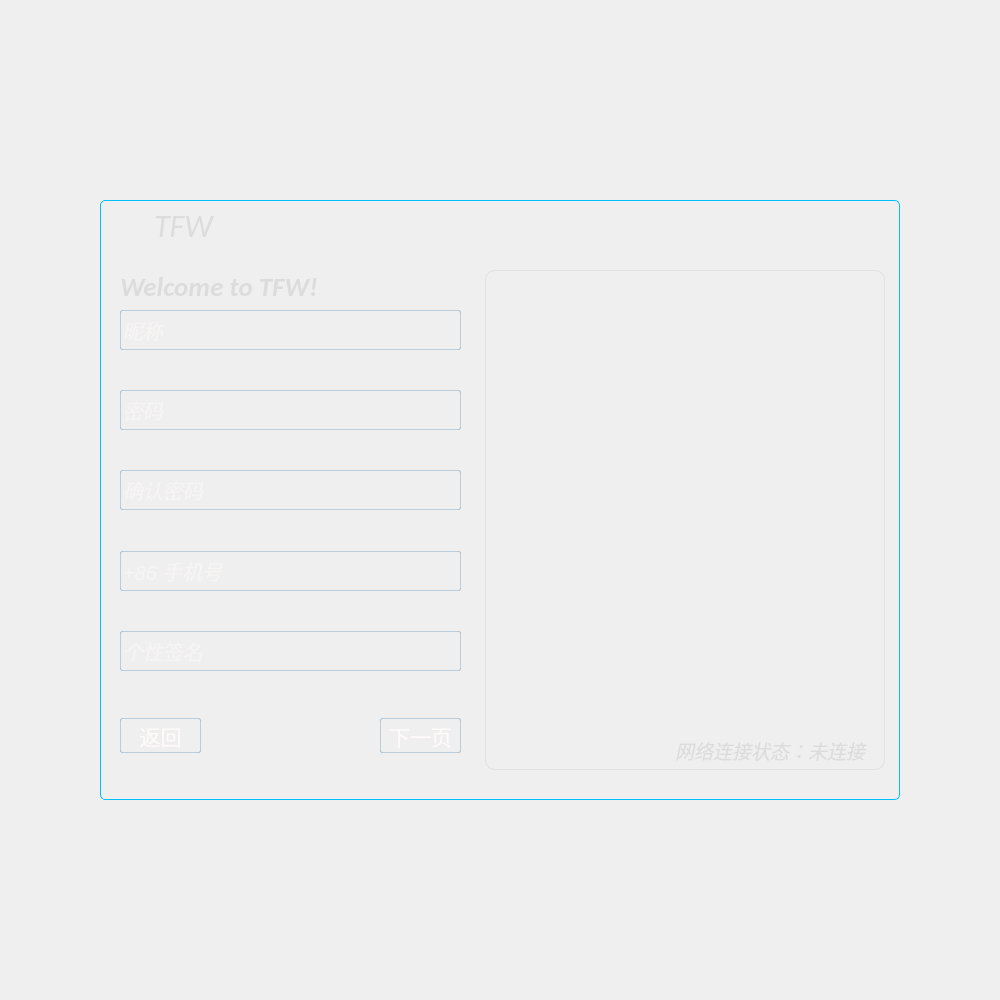
Above: TIM/widget.ui from Sunlx5522/TFW_PROJECT before the change. Below: the same form after it.
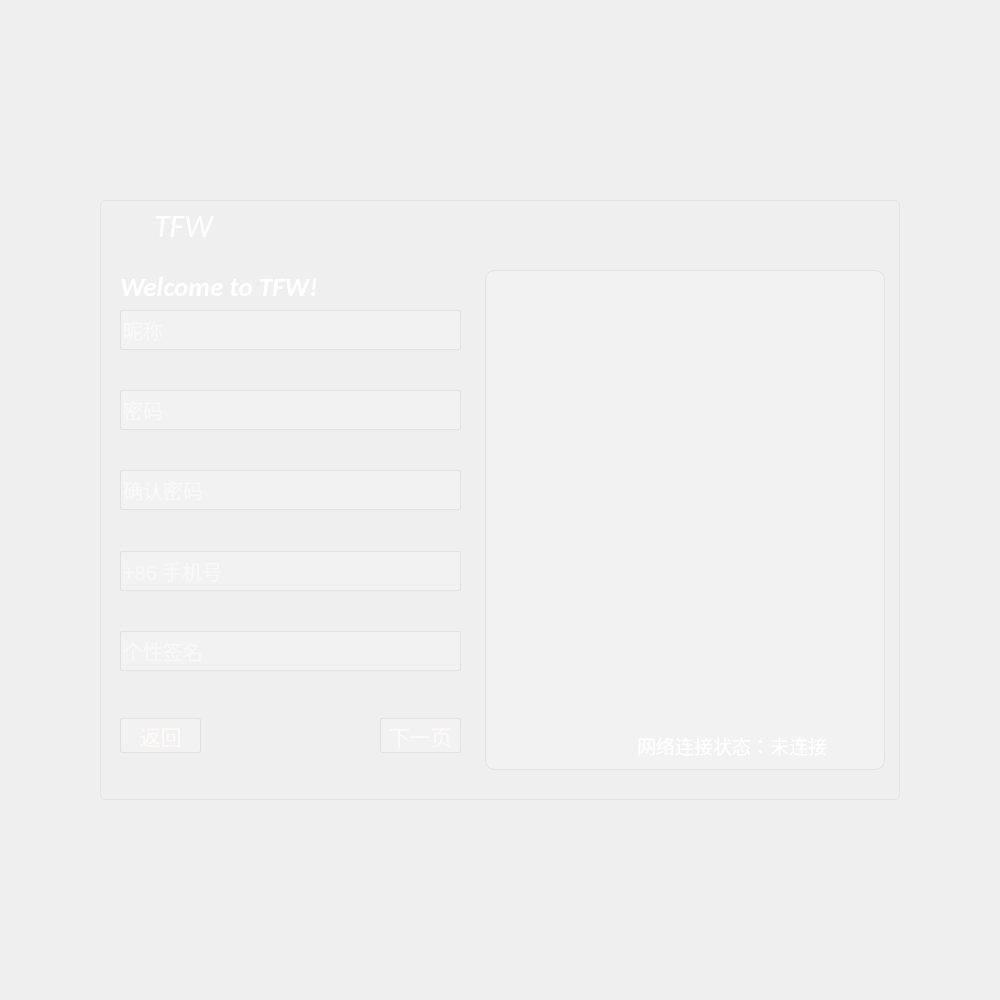
That is the form after the change. The open tabs and pages were chosen to show the change. Icons and pictures are not drawn.

```diff
--- a/TIM/widget.ui
+++ b/TIM/widget.ui
@@ -46,13 +46,18 @@
        <height>600</height>
       </size>
      </property>
+     <property name="font">
+      <font>
+       <italic>false</italic>
+      </font>
+     </property>
      <property name="styleSheet">
       <string notr="true">QFrame#frame{
 /*frame是整个widget里面的容器，用于放置控件 整体拖动*/
 /*背景图片*/
 background-image: url(:/new/prefix1/loginBackgrounf.png);
 /*边缘圆角半径设置*/
-border: 1px solid rgba(0,191,255, 255);
+border: 1px solid rgba(220,220,220, 200);
 border-radius:5px; 
 }
 
@@ -72,42 +77,13 @@
      <widget class="QWidget" name="horizontalLayoutWidget_4">
       <property name="geometry">
        <rect>
-        <x>700</x>
+        <x>720</x>
         <y>0</y>
-        <width>101</width>
+        <width>81</width>
         <height>31</height>
        </rect>
       </property>
       <layout class="QHBoxLayout" name="horizontalLayout_5">
-       <item>
-        <widget class="QLabel" name="setting">
-         <property name="minimumSize">
-          <size>
-           <width>28</width>
-           <height>28</height>
-          </size>
-         </property>
-         <property name="maximumSize">
-          <size>
-           <width>28</width>
-           <height>28</height>
-          </size>
-         </property>
-         <property name="cursor">
-          <cursorShape>PointingHandCursor</cursorShape>
-         </property>
-         <property name="styleSheet">
-          <string notr="true">/*设置按钮*/
-</string>
-         </property>
-         <property name="text">
-          <string/>
-         </property>
-         <property name="pixmap">
-          <pixmap resource="SourceFile.qrc">:/new/prefix1/ssetting.png</pixmap>
-         </property>
-        </widget>
-       </item>
        <item>
         <widget class="QLabel" name="mim">
          <property name="minimumSize">
@@ -215,7 +191,7 @@
          </property>
          <property name="styleSheet">
           <string notr="true">/*产品名称*/
-color:#DCDCDC;/*设置字体颜色*/</string>
+color:#FFFFFF;/*设置字体颜色*/</string>
          </property>
          <property name="text">
           <string>TFW</string>
@@ -251,7 +227,8 @@
          <property name="styleSheet">
           <string notr="true">/*放置gif 的widget窗口*/
 QWidget#widget{
-background-image: url(:/new/prefix1/introduction.png);/*设置背景图片*/
+/*background-image: url(:/new/prefix1/introduction.png);/*设置背景图片*/
+background-color:rgba(255,255,255, 50);/*背景颜色设置*/ 
 border-radius:10px;/*设置圆角半径*/
 border-style:outset;/*设置边框*/
 border: 1px solid rgba(220,220,220, 200);
@@ -286,48 +263,83 @@
            <string/>
           </property>
          </widget>
-         <widget class="QLabel" name="netWorkStation">
+         <widget class="QWidget" name="horizontalLayoutWidget_8">
           <property name="geometry">
            <rect>
-            <x>190</x>
-            <y>470</y>
-            <width>200</width>
-            <height>21</height>
+            <x>150</x>
+            <y>460</y>
+            <width>241</width>
+            <height>31</height>
            </rect>
           </property>
-          <property name="minimumSize">
-           <size>
-            <width>200</width>
-            <height>21</height>
-           </size>
-          </property>
-          <property name="maximumSize">
-           <size>
-            <width>200</width>
-            <height>21</height>
-           </size>
-          </property>
-          <property name="font">
-           <font>
-            <family>微软雅黑</family>
-            <pointsize>14</pointsize>
-            <italic>true</italic>
-            <strikeout>false</strikeout>
-           </font>
-          </property>
-          <property name="cursor">
-           <cursorShape>PointingHandCursor</cursorShape>
-          </property>
-          <property name="autoFillBackground">
-           <bool>false</bool>
-          </property>
-          <property name="styleSheet">
-           <string notr="true">/*qlable 自定义点击按钮 找回密码*/
-color:#DCDCDC;/*设置字体颜色 以备不时之需*/</string>
-          </property>
-          <property name="text">
-           <string>网络连接状态：未连接</string>
-          </property>
+          <layout class="QHBoxLayout" name="horizontalLayout_9">
+           <item>
+            <widget class="QLabel" name="netWorkStation">
+             <property name="minimumSize">
+              <size>
+               <width>200</width>
+               <height>21</height>
+              </size>
+             </property>
+             <property name="maximumSize">
+              <size>
+               <width>200</width>
+               <height>21</height>
+              </size>
+             </property>
+             <property name="font">
+              <font>
+               <family>微软雅黑</family>
+               <pointsize>14</pointsize>
+               <italic>false</italic>
+               <strikeout>false</strikeout>
+              </font>
+             </property>
+             <property name="cursor">
+              <cursorShape>PointingHandCursor</cursorShape>
+             </property>
+             <property name="autoFillBackground">
+              <bool>false</bool>
+             </property>
+             <property name="styleSheet">
+              <string notr="true">/*qlable 自定义点击按钮 找回密码*/
+color:#FFFFFF;/*设置字体颜色 以备不时之需*/</string>
+             </property>
+             <property name="text">
+              <string>网络连接状态：未连接</string>
+             </property>
+            </widget>
+           </item>
+           <item>
+            <widget class="QLabel" name="setting">
+             <property name="minimumSize">
+              <size>
+               <width>28</width>
+               <height>28</height>
+              </size>
+             </property>
+             <property name="maximumSize">
+              <size>
+               <width>28</width>
+               <height>28</height>
+              </size>
+             </property>
+             <property name="cursor">
+              <cursorShape>PointingHandCursor</cursorShape>
+             </property>
+             <property name="styleSheet">
+              <string notr="true">/*设置按钮*/
+</string>
+             </property>
+             <property name="text">
+              <string/>
+             </property>
+             <property name="pixmap">
+              <pixmap resource="SourceFile.qrc">:/new/prefix1/ssetting.png</pixmap>
+             </property>
+            </widget>
+           </item>
+          </layout>
          </widget>
         </widget>
        </item>
@@ -849,7 +861,7 @@
            </property>
            <property name="styleSheet">
             <string notr="true">/*产品名称*/
-color:#DCDCDC;/*设置字体颜色*/</string>
+color:#FFFFFF;/*设置字体颜色*/</string>
            </property>
            <property name="text">
             <string>Welcome to TFW!</string>
@@ -874,7 +886,7 @@
             <font>
              <family>Arial</family>
              <pointsize>15</pointsize>
-             <italic>true</italic>
+             <italic>false</italic>
             </font>
            </property>
            <property name="cursor">
@@ -884,11 +896,11 @@
             <string notr="true"> /*文本输入框 账号输入*/
 QLineEdit{
 /*非悬浮时颜色设置*/
-color:#FFFAFA;
+color:#FFFFFF;
 border-style:outset;/*设置边框*/
-background-color: rgba(255,255,255,0);
+background-color: rgba(255,255,255,50);
 border-radius:2px;/*边框圆角半径设置*/
-border: 1px solid rgba(70,130,180, 80)
+border: 1px solid rgba(220,220,220, 200);
 
 }
 QLineEdit::hover
@@ -942,7 +954,7 @@
             <font>
              <family>Arial</family>
              <pointsize>15</pointsize>
-             <italic>true</italic>
+             <italic>false</italic>
             </font>
            </property>
            <property name="cursor">
@@ -952,11 +964,11 @@
             <string notr="true"> /*文本输入框 账号输入*/
 QLineEdit{
 /*非悬浮时颜色设置*/
-color:#FFFAFA;
+color:#FFFFFF;
 border-style:outset;/*设置边框*/
-background-color: rgba(255,255,255,0);
+background-color: rgba(255,255,255,50);
 border-radius:2px;/*边框圆角半径设置*/
-border: 1px solid rgba(70,130,180, 80)
+border: 1px solid rgba(220,220,220, 200);
 
 }
 QLineEdit::hover
@@ -1013,7 +1025,7 @@
             <font>
              <family>Arial</family>
              <pointsize>15</pointsize>
-             <italic>true</italic>
+             <italic>false</italic>
             </font>
            </property>
            <property name="cursor">
@@ -1023,11 +1035,11 @@
             <string notr="true"> /*文本输入框 账号输入*/
 QLineEdit{
 /*非悬浮时颜色设置*/
-color:#FFFAFA;
+color:#FFFFFF;
 border-style:outset;/*设置边框*/
-background-color: rgba(255,255,255,0);
+background-color: rgba(255,255,255,50);
 border-radius:2px;/*边框圆角半径设置*/
-border: 1px solid rgba(70,130,180, 80)
+border: 1px solid rgba(220,220,220, 200);
 
 }
 QLineEdit::hover
@@ -1084,7 +1096,7 @@
             <font>
              <family>Arial</family>
              <pointsize>15</pointsize>
-             <italic>true</italic>
+             <italic>false</italic>
             </font>
            </property>
            <property name="cursor">
@@ -1094,11 +1106,11 @@
             <string notr="true"> /*文本输入框 账号输入*/
 QLineEdit{
 /*非悬浮时颜色设置*/
-color:#FFFAFA;
+color:#FFFFFF;
 border-style:outset;/*设置边框*/
-background-color: rgba(255,255,255,0);
+background-color: rgba(255,255,255,50);
 border-radius:2px;/*边框圆角半径设置*/
-border: 1px solid rgba(70,130,180, 80)
+border: 1px solid rgba(220,220,220, 200);
 
 }
 QLineEdit::hover
@@ -1158,7 +1170,7 @@
             <font>
              <family>Arial</family>
              <pointsize>15</pointsize>
-             <italic>true</italic>
+             <italic>false</italic>
             </font>
            </property>
            <property name="cursor">
@@ -1168,11 +1180,11 @@
             <string notr="true"> /*文本输入框 账号输入*/
 QLineEdit{
 /*非悬浮时颜色设置*/
-color:#FFFAFA;
+color:#FFFFFF;
 border-style:outset;/*设置边框*/
-background-color: rgba(255,255,255,0);
+background-color: rgba(255,255,255,50);
 border-radius:2px;/*边框圆角半径设置*/
-border: 1px solid rgba(70,130,180, 80)
+border: 1px solid rgba(220,220,220, 200);
 
 }
 QLineEdit::hover
@@ -1234,10 +1246,10 @@
 QPushButton{
 /*静置时设置*/
 color:#FFFAFA;/*字体颜色设置*/
-background-color:rgba(70,130,180, 0);/*背景颜色设置*/  
+background-color:rgba(255,255,255, 50);/*背景颜色设置*/  
 border-style:outset;/*背景颜色设置*/
 border-radius:2px;/*边框圆角半径设置*/
-border: 1px solid rgba(70,130,180, 80)
+border: 1px solid rgba(220,220,220, 200);
 }
 
 QPushButton:hover{
@@ -1297,10 +1309,10 @@
 QPushButton{
 /*静置时设置*/
 color:#FFFAFA;/*字体颜色设置*/
-background-color:rgba(70,130,180, 0);/*背景颜色设置*/  
+background-color:rgba(255,255,255, 50);/*背景颜色设置*/  
 border-style:outset;/*背景颜色设置*/
 border-radius:2px;/*边框圆角半径设置*/
-border: 1px solid rgba(70,130,180, 80)
+border: 1px solid rgba(220,220,220, 200);
 }
 
 QPushButton:hover{
```
Left out of the diff: 112 changed lines with no effect on the pictures.
